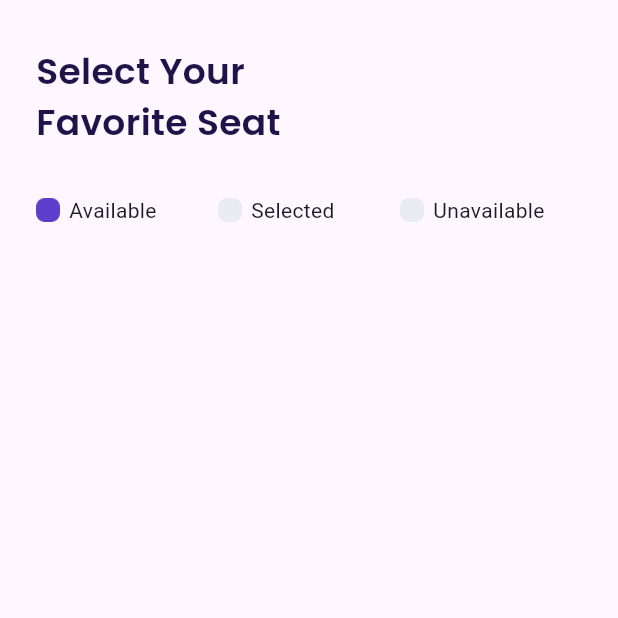
After one commit to harrymuliawan03/airplane_project, a Flutter app: the ChooseSeatScreen screen opened by its route, after a tap on "Available", on a phone screen of 412 x 824 dp, the top half of it. The commit adds this screen. Run offline on Flutter 3.47's test engine with Material 3 defaults, Android fonts, the phone set to English and light mode, and no system bars; our stand-ins replace go_router, google_fonts.

Commit message:
detail page done

```diff
--- a/lib/configs/router/route.dart
+++ b/lib/configs/router/route.dart
@@ -1,5 +1,7 @@
 import 'package:airplane_project/configs/router/route_names.dart';
 import 'package:airplane_project/features/bonus/presentasion/ui/bonus_screen.dart';
+import 'package:airplane_project/features/choose_seat/presentasion/ui/choose_seat_screen.dart';
+import 'package:airplane_project/features/detail/presentasion/ui/detail_screen.dart';
 import 'package:airplane_project/features/get_started/presentasion/ui/get_started_screen.dart';
 import 'package:airplane_project/features/main/presentasion/ui/main_screen.dart';
 import 'package:airplane_project/features/sign_up/presentasion/ui/sign_up_screen.dart';
@@ -37,11 +39,26 @@ final GoRouter router = GoRouter(
       },
     ),
     GoRoute(
-      name: RouteNames.main,
-      path: '/main',
-      builder: (BuildContext context, GoRouterState state) {
-        return const MainScreen();
-      },
-    ),
+        name: RouteNames.main,
+        path: '/main',
+        builder: (BuildContext context, GoRouterState state) {
+          return const MainScreen();
+        },
+        routes: [
+          GoRoute(
+              name: RouteNames.detail,
+              path: 'detail',
+              builder: (BuildContext context, GoRouterState state) {
+                return const DetailScreen();
+              },
+              routes: [
+                GoRoute(
+                    name: RouteNames.chooseSeat,
+                    path: 'choose-seat',
+                    builder: (BuildContext context, GoRouterState state) {
+                      return const ChooseSeatScreen();
+                    }),
+              ]),
+        ]),
   ],
 );
--- a/lib/configs/router/route_names.dart
+++ b/lib/configs/router/route_names.dart
@@ -3,4 +3,6 @@ class RouteNames {
   static const signUp = 'sign-up';
   static const bonus = 'bonus';
   static const main = 'main';
+  static const detail = 'detail';
+  static const chooseSeat = 'choose-seat';
 }
--- /dev/null
+++ b/lib/features/choose_seat/presentasion/ui/choose_seat_screen.dart
@@ -0,0 +1,94 @@
+import 'package:airplane_project/features/choose_seat/presentasion/widgets/radio_button_item_widget.dart';
+import 'package:airplane_project/shared/theme.dart';
+import 'package:flutter/material.dart';
+
+class ChooseSeatScreen extends StatelessWidget {
+  const ChooseSeatScreen({super.key});
+
+  @override
+  Widget build(BuildContext context) {
+    return Scaffold(
+      body: Container(
+        margin: EdgeInsets.symmetric(
+          horizontal: defaultMargin,
+          vertical: 30,
+        ),
+        child: const Column(
+            crossAxisAlignment: CrossAxisAlignment.start,
+            children: [
+              Header(),
+              RadioButtonList(),
+            ]),
+      ),
+    );
+  }
+}
+
+class Header extends StatelessWidget {
+  const Header({super.key});
+
+  @override
+  Widget build(BuildContext context) {
+    return Text(
+      'Select Your\nFavorite Seat',
+      style: blackTextStyle.copyWith(
+        fontSize: 24,
+        fontWeight: semiBold,
+      ),
+    );
+  }
+}
+
+class RadioButtonList extends StatefulWidget {
+  const RadioButtonList({super.key});
+
+  @override
+  State<RadioButtonList> createState() => _RadioButtonListState();
+}
+
+class _RadioButtonListState extends State<RadioButtonList> {
+  var available = true;
+  var selected = false;
+  var unavailable = false;
+
+  @override
+  Widget build(BuildContext context) {
+    return Container(
+      margin: const EdgeInsets.only(top: 32),
+      child: Row(
+        children: [
+          RadioButtonItemWidget(
+              isCheck: available,
+              text: 'Available',
+              onSelect: () {
+                setState(() {
+                  available = true;
+                  selected = false;
+                  unavailable = false;
+                });
+              }),
+          RadioButtonItemWidget(
+              isCheck: selected,
+              text: 'Selected',
+              onSelect: () {
+                setState(() {
+                  available = false;
+                  selected = true;
+                  unavailable = false;
+                });
+              }),
+          RadioButtonItemWidget(
+              isCheck: unavailable,
+              text: 'Unavailable',
+              onSelect: () {
+                setState(() {
+                  available = false;
+                  selected = false;
+                  unavailable = true;
+                });
+              })
+        ],
+      ),
+    );
+  }
+}
--- /dev/null
+++ b/lib/features/choose_seat/presentasion/widgets/radio_button_item_widget.dart
@@ -0,0 +1,45 @@
+import 'package:flutter/material.dart';
+
+class RadioButtonItemWidget extends StatelessWidget {
+  const RadioButtonItemWidget(
+      {super.key,
+      required this.isCheck,
+      required this.text,
+      required this.onSelect});
+
+  final bool isCheck;
+  final String text;
+  final void Function() onSelect;
+
+  @override
+  Widget build(BuildContext context) {
+    return Expanded(
+      child: Container(
+        margin: const EdgeInsets.only(right: 10),
+        child: InkWell(
+          borderRadius: BorderRadius.circular(26),
+          onTap: onSelect,
+          child: Row(
+            children: [
+              Container(
+                height: 16,
+                width: 16,
+                decoration: BoxDecoration(
+                  image: DecorationImage(
+                    image: AssetImage(isCheck
+                        ? 'assets/icon_selected.png'
+                        : 'assets/icon_unavailable.png'),
+                  ),
+                ),
+              ),
+              const SizedBox(
+                width: 6,
+              ),
+              Text(text),
+            ],
+          ),
+        ),
+      ),
+    );
+  }
+}
--- a/lib/features/detail/presentasion/ui/detail_screen.dart
+++ b/lib/features/detail/presentasion/ui/detail_screen.dart
@@ -1,10 +1,25 @@
+import 'package:airplane_project/features/detail/presentasion/widgets/background_image.dart';
+import 'package:airplane_project/features/detail/presentasion/widgets/content.dart';
+import 'package:airplane_project/features/detail/presentasion/widgets/custom_shadow.dart';
+import 'package:airplane_project/shared/theme.dart';
 import 'package:flutter/material.dart';
 
-class HomeScreen extends StatelessWidget {
-  const HomeScreen({super.key});
+class DetailScreen extends StatelessWidget {
+  const DetailScreen({super.key});
 
   @override
   Widget build(BuildContext context) {
-    return ListView();
+    return Scaffold(
+      backgroundColor: kBackgroundColor,
+      body: const SingleChildScrollView(
+        child: Stack(
+          children: [
+            BackgroundImage(),
+            CustomShadow(),
+            Content(),
+          ],
+        ),
+      ),
+    );
   }
 }
--- /dev/null
+++ b/lib/features/detail/presentasion/widgets/background_image.dart
@@ -0,0 +1,19 @@
+import 'package:flutter/material.dart';
+
+class BackgroundImage extends StatelessWidget {
+  const BackgroundImage({super.key});
+
+  @override
+  Widget build(BuildContext context) {
+    return Container(
+      width: double.infinity,
+      height: 450,
+      decoration: const BoxDecoration(
+        image: DecorationImage(
+          image: AssetImage('assets/image_destination1.png'),
+          fit: BoxFit.cover,
+        ),
+      ),
+    );
+  }
+}
--- /dev/null
+++ b/lib/features/detail/presentasion/widgets/content.dart
@@ -0,0 +1,266 @@
+import 'package:airplane_project/configs/router/route_names.dart';
+import 'package:airplane_project/features/detail/presentasion/widgets/interest_item_widget.dart';
+import 'package:airplane_project/features/detail/presentasion/widgets/photo_item_widget.dart';
+import 'package:airplane_project/shared/theme.dart';
+import 'package:airplane_project/shared/widgets/button_widget.dart';
+import 'package:flutter/material.dart';
+import 'package:go_router/go_router.dart';
+
+class Content extends StatelessWidget {
+  const Content({super.key});
+
+  @override
+  Widget build(BuildContext context) {
+    return SafeArea(
+      child: Container(
+        margin: EdgeInsets.symmetric(horizontal: defaultMargin),
+        width: double.infinity,
+        child: const Column(
+          children: [
+            // EMBLEM
+            Emblem(),
+
+            // RATING
+            NameAndRating(),
+
+            // Description
+            Description(),
+
+            // PriceAndButton and Book button
+            PriceAndButton()
+          ],
+        ),
+      ),
+    );
+  }
+}
+
+class Emblem extends StatelessWidget {
+  const Emblem({super.key});
+
+  @override
+  Widget build(BuildContext context) {
+    return Container(
+      height: 24,
+      width: 108,
+      decoration: const BoxDecoration(
+        image: DecorationImage(
+          image: AssetImage('assets/icon_emblem.png'),
+        ),
+      ),
+    );
+  }
+}
+
+class NameAndRating extends StatelessWidget {
+  const NameAndRating({super.key});
+
+  @override
+  Widget build(BuildContext context) {
+    return Container(
+      margin: const EdgeInsets.only(
+        top: 256,
+      ),
+      child: Row(
+        children: [
+          Expanded(
+            child: Column(
+              crossAxisAlignment: CrossAxisAlignment.start,
+              children: [
+                Text(
+                  'Lake Ciliwung',
+                  style: whiteTextStyle.copyWith(
+                    fontSize: 24,
+                    fontWeight: semiBold,
+                  ),
+                ),
+                Text(
+                  'Tangerang',
+                  style: whiteTextStyle.copyWith(
+                    fontSize: 16,
+                    fontWeight: light,
+                  ),
+                ),
+              ],
+            ),
+          ),
+          Row(
+            crossAxisAlignment: CrossAxisAlignment.start,
+            mainAxisAlignment: MainAxisAlignment.center,
+            children: [
+              Container(
+                width: 20,
+                height: 20,
+                margin: const EdgeInsets.only(right: 2),
+                decoration: const BoxDecoration(
+                  image: DecorationImage(
+                    image: AssetImage('assets/icon_star.png'),
+                  ),
+                ),
+              ),
+              Text(
+                '4.8',
+                style: whiteTextStyle.copyWith(
+                  fontWeight: semiBold,
+                ),
+              ),
+            ],
+          ),
+        ],
+      ),
+    );
+  }
+}
+
+class Description extends StatelessWidget {
+  const Description({super.key});
+
+  @override
+  Widget build(BuildContext context) {
+    return Container(
+      margin: const EdgeInsets.only(
+        top: 30,
+      ),
+      padding: const EdgeInsets.symmetric(
+        horizontal: 20,
+        vertical: 30,
+      ),
+      decoration: BoxDecoration(
+        borderRadius: BorderRadius.circular(18),
+        color: kWhiteColor,
+      ),
+      child: Column(
+        crossAxisAlignment: CrossAxisAlignment.start,
+        children: [
+          Text(
+            'About',
+            style: blackTextStyle.copyWith(
+              fontSize: 16,
+              fontWeight: semiBold,
+            ),
+          ),
+          const SizedBox(
+            height: 6,
+          ),
+          Text(
+            'Berada di jalur jalan provinsi yang menghubungkan Denpasar Singaraja serta letaknya yang dekat dengan Kebun Raya Eka Karya menjadikan tempat Bali.',
+            style: blackTextStyle.copyWith(
+              height: 1.8,
+            ),
+          ),
+          Container(
+            margin: const EdgeInsets.only(top: 20),
+            child: Column(
+              crossAxisAlignment: CrossAxisAlignment.start,
+              children: [
+                Text(
+                  'Photos',
+                  style: blackTextStyle.copyWith(
+                    fontSize: 16,
+                    fontWeight: semiBold,
+                  ),
+                ),
+                const SizedBox(
+                  height: 6,
+                ),
+                const SingleChildScrollView(
+                  scrollDirection: Axis.horizontal,
+                  child: Expanded(
+                    child: Row(
+                      children: [
+                        PhotoItemWidget(imageUrl: 'assets/image_photo1.png'),
+                        PhotoItemWidget(imageUrl: 'assets/image_photo2.png'),
+                        PhotoItemWidget(imageUrl: 'assets/image_photo3.png'),
+                      ],
+                    ),
+                  ),
+                ),
+              ],
+            ),
+          ),
+          Container(
+            margin: EdgeInsets.only(top: 20),
+            child: Column(
+              crossAxisAlignment: CrossAxisAlignment.start,
+              children: [
+                Text(
+                  'Photos',
+                  style: blackTextStyle.copyWith(
+                    fontSize: 16,
+                    fontWeight: semiBold,
+                  ),
+                ),
+                const SizedBox(
+                  height: 10,
+                ),
+                const Row(
+                  children: [
+                    InterestItemWidget(name: 'Kids Park'),
+                    InterestItemWidget(name: 'Honor Bridge'),
+                  ],
+                ),
+                const SizedBox(
+                  height: 10,
+                ),
+                const Row(
+                  children: [
+                    InterestItemWidget(name: 'City Museum'),
+                    InterestItemWidget(name: 'Central Mall'),
+                  ],
+                )
+              ],
+            ),
+          ),
+        ],
+      ),
+    );
+  }
+}
+
+class PriceAndButton extends StatelessWidget {
+  const PriceAndButton({super.key});
+
+  @override
+  Widget build(BuildContext context) {
+    return Container(
+      margin: const EdgeInsets.symmetric(vertical: 30),
+      width: double.infinity,
+      child: Row(
+        crossAxisAlignment: CrossAxisAlignment.start,
+        children: [
+          Expanded(
+            child: Column(
+              crossAxisAlignment: CrossAxisAlignment.start,
+              children: [
+                Text(
+                  'IDR 2.500.000',
+                  style: blackTextStyle.copyWith(
+                    fontSize: 18,
+                    fontWeight: medium,
+                  ),
+                ),
+                const SizedBox(height: 5),
+                Text(
+                  'per Orang',
+                  style: greyTextStyle.copyWith(
+                    fontWeight: light,
+                  ),
+                ),
+              ],
+            ),
+          ),
+          ButtonWidget(
+            title: 'Book Now',
+            width: 170,
+            height: 55,
+            onPress: () {
+              context.goNamed(RouteNames.chooseSeat);
+            },
+            marginBottom: 0,
+            marginTop: 0,
+          ),
+        ],
+      ),
+    );
+  }
+}
--- /dev/null
+++ b/lib/features/detail/presentasion/widgets/custom_shadow.dart
@@ -0,0 +1,25 @@
+import 'package:airplane_project/shared/theme.dart';
+import 'package:flutter/material.dart';
+
+class CustomShadow extends StatelessWidget {
+  const CustomShadow({super.key});
+
+  @override
+  Widget build(BuildContext context) {
+    return Container(
+      height: 214,
+      width: double.infinity,
+      margin: const EdgeInsets.only(top: 236),
+      decoration: BoxDecoration(
+        gradient: LinearGradient(
+          begin: Alignment.topCenter,
+          end: Alignment.bottomCenter,
+          colors: [
+            kWhiteColor.withOpacity(0),
+            Colors.black.withOpacity(0.95),
+          ],
+        ),
+      ),
+    );
+  }
+}
--- /dev/null
+++ b/lib/features/detail/presentasion/widgets/interest_item_widget.dart
@@ -0,0 +1,28 @@
+import 'package:flutter/material.dart';
+
+class InterestItemWidget extends StatelessWidget {
+  const InterestItemWidget({super.key, required this.name});
+
+  final String name;
+
+  @override
+  Widget build(BuildContext context) {
+    return Expanded(
+      child: Row(
+        children: [
+          Container(
+            height: 16,
+            width: 16,
+            margin: const EdgeInsets.only(right: 6),
+            decoration: const BoxDecoration(
+              image: DecorationImage(
+                image: AssetImage('assets/icon_check.png'),
+              ),
+            ),
+          ),
+          Text(name),
+        ],
+      ),
+    );
+  }
+}
--- /dev/null
+++ b/lib/features/detail/presentasion/widgets/photo_item_widget.dart
@@ -0,0 +1,25 @@
+import 'package:airplane_project/shared/theme.dart';
+import 'package:flutter/material.dart';
+
+class PhotoItemWidget extends StatelessWidget {
+  const PhotoItemWidget({super.key, required this.imageUrl});
+
+  final String imageUrl;
+
+  @override
+  Widget build(BuildContext context) {
+    return Container(
+      height: 70,
+      width: 70,
+      margin: const EdgeInsets.only(right: 16),
+      decoration: BoxDecoration(
+        color: kWhiteColor,
+        borderRadius: BorderRadius.circular(18),
+        image: DecorationImage(
+          fit: BoxFit.cover,
+          image: AssetImage(imageUrl),
+        ),
+      ),
+    );
+  }
+}
--- a/lib/features/get_started/presentasion/ui/get_started_screen.dart
+++ b/lib/features/get_started/presentasion/ui/get_started_screen.dart
@@ -18,6 +18,7 @@ class GetStartedScreen extends StatelessWidget {
             decoration: const BoxDecoration(
               image: DecorationImage(
                 image: AssetImage('assets/image_get_started.png'),
+                fit: BoxFit.cover
               ),
             ),
           ),
--- a/lib/features/home/presentasion/ui/home_screen.dart
+++ b/lib/features/home/presentasion/ui/home_screen.dart
@@ -1,8 +1,10 @@
+import 'package:airplane_project/configs/router/route_names.dart';
 import 'package:airplane_project/features/home/presentasion/widgets/card_new_destination.dart';
 import 'package:airplane_project/features/home/presentasion/widgets/card_popular_destination.dart';
 import 'package:airplane_project/features/home/presentasion/widgets/profile.dart';
 import 'package:airplane_project/shared/theme.dart';
 import 'package:flutter/material.dart';
+import 'package:go_router/go_router.dart';
 
 class HomeScreen extends StatelessWidget {
   const HomeScreen({super.key});
@@ -12,35 +14,50 @@ class HomeScreen extends StatelessWidget {
     Widget popularDestination() {
       return Container(
         margin: const EdgeInsets.only(top: 30),
-        child: const SingleChildScrollView(
+        child: SingleChildScrollView(
           scrollDirection: Axis.horizontal,
           child: Row(
             children: [
               CardPopularDestination(
+                onPress: () {
+                  context.goNamed(RouteNames.detail);
+                },
                 imageUrl: 'assets/image_destination1.png',
                 rating: '4.8',
                 placeName: 'Lake Ciliwung',
                 city: 'Tangerang',
               ),
               CardPopularDestination(
+                onPress: () {
+                  context.goNamed(RouteNames.detail);
+                },
                 imageUrl: 'assets/image_destination2.png',
                 rating: '4.7',
                 placeName: 'White Houses',
                 city: 'Singapore',
               ),
               CardPopularDestination(
+                onPress: () {
+                  context.goNamed(RouteNames.detail);
+                },
                 imageUrl: 'assets/image_destination3.png',
                 rating: '4.8',
                 placeName: 'Hill Heyo',
                 city: 'Monaco',
               ),
               CardPopularDestination(
+                onPress: () {
+                  context.goNamed(RouteNames.detail);
+                },
                 imageUrl: 'assets/image_destination4.png',
                 rating: '5.0',
                 placeName: 'Menarra',
                 city: 'Japan',
               ),
               CardPopularDestination(
+                onPress: () {
+                  context.goNamed(RouteNames.detail);
+                },
                 imageUrl: 'assets/image_destination5.png',
                 rating: '4.8',
                 placeName: 'Payung Teduh',
--- a/lib/features/home/presentasion/widgets/card_popular_destination.dart
+++ b/lib/features/home/presentasion/widgets/card_popular_destination.dart
@@ -2,17 +2,20 @@ import 'package:airplane_project/shared/theme.dart';
 import 'package:flutter/material.dart';
 
 class CardPopularDestination extends StatelessWidget {
-  const CardPopularDestination(
-      {super.key,
+  const CardPopularDestination({
+    super.key,
     required this.imageUrl,
     required this.rating,
     required this.placeName,
-      required this.city});
+    required this.city,
+    required this.onPress,
+  });
 
   final String imageUrl;
   final String rating;
   final String placeName;
   final String city;
+  final void Function() onPress;
 
   @override
   Widget build(BuildContext context) {
@@ -25,6 +28,8 @@ class CardPopularDestination extends StatelessWidget {
         borderRadius: BorderRadius.circular(18),
         color: kWhiteColor,
       ),
+      child: InkWell(
+        onTap: onPress,
         child: Column(
           crossAxisAlignment: CrossAxisAlignment.start,
           children: [
@@ -99,6 +104,7 @@ class CardPopularDestination extends StatelessWidget {
             ),
           ],
         ),
+      ),
     );
   }
 }
```
Lines whose indentation alone changed are shown as unchanged.
